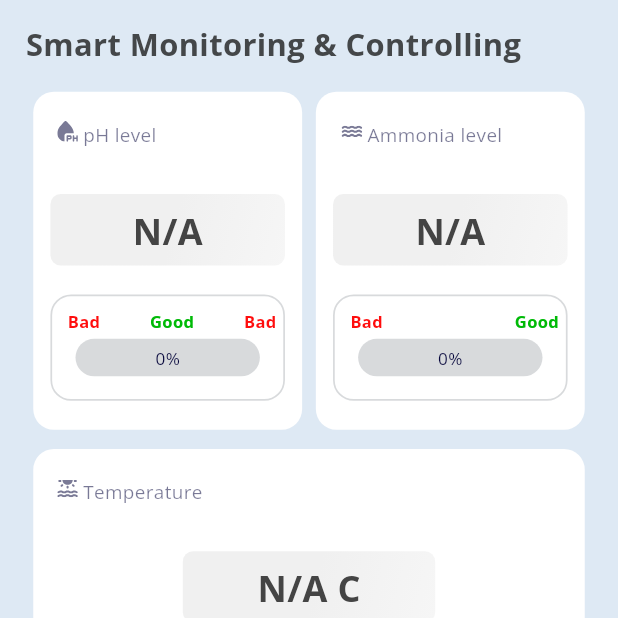
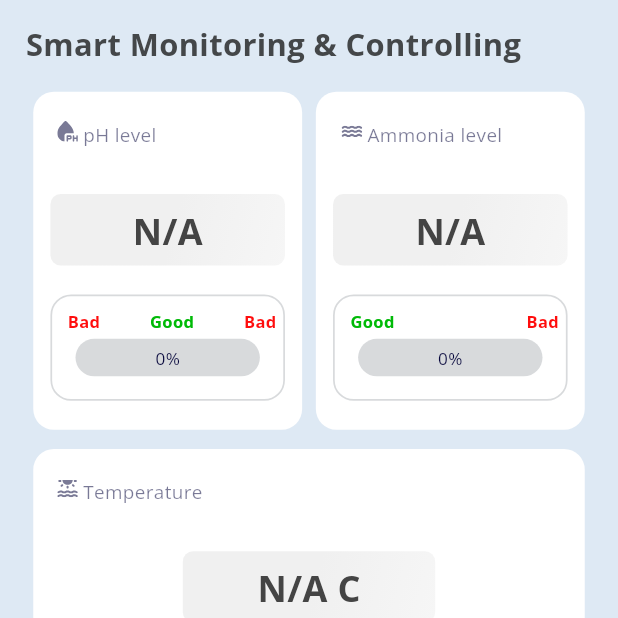
Before and after one commit to ZaeNau/TA-Capstone-Project_AquaKoi, a Flutter app: the DashboardScreen screen opened by its route, on a phone screen of 412 x 824 dp, the top half of it. Run offline on Flutter 3.47's test engine with Material 3 defaults, Android fonts, the phone set to English and light mode, and no system bars; drawn by our look-alikes of getwidget; our stand-ins replace cached_network_image, firebase_auth, firebase_core, firebase_database, firebase_messaging, flutter_svg and 5 more; accounts and stored records are empty.

Commit message:
fixing typo

```diff
--- a/AquaKoi_main/lib/Presentation/dashboard_screen.dart
+++ b/AquaKoi_main/lib/Presentation/dashboard_screen.dart
@@ -697,7 +697,7 @@ class _DashboardScreenState extends State<DashboardScreen> {
 
     // Determine progress bar color based on the percentage
     Color barColor;
-    if (ammoniaPercentageClamped > 0.2 || ammoniaPercentageClamped < 0.15) {
+    if (ammoniaPercentageClamped > 0.2 || ammoniaPercentageClamped < 0) {
       barColor = Colors.red;
     } else {
       barColor = Colors.green;
@@ -799,20 +799,20 @@ class _DashboardScreenState extends State<DashboardScreen> {
                             child: Row(
                               mainAxisAlignment: MainAxisAlignment.spaceBetween,
                               children: [
+                                  Text(
+                                  "Good",
+                                  style: CustomTextStyles.googleSansGreenA700
+                                      .copyWith(
+                                    color: appTheme.greenA700,
+                                    fontSize: 11.0, // Adjust the font size here
+                                  ),
+                                ),
                                 Text(
                                   "Bad",
                                   style: CustomTextStyles
                                       .googleSansSecondaryContainer
                                       .copyWith(
                                     color: theme.colorScheme.secondaryContainer,
-                                    fontSize: 11.0, // Adjust the font size here
-                                  ),
-                                ),
-                                Text(
-                                  "Good",
-                                  style: CustomTextStyles.googleSansGreenA700
-                                      .copyWith(
-                                    color: appTheme.greenA700,
                                     fontSize: 11.0, // Adjust the font size here
                                   ),
                                 ),
@@ -1379,8 +1379,8 @@ class _DashboardScreenState extends State<DashboardScreen> {
               ),
             ),
             SizedBox(height: 10.v),
-            _buildParameterInfoRow("Temperature:", "24°C - 28°C"),
-            _buildParameterInfoRow("TDS:", "No more than 150"),
+            _buildParameterInfoRow("Temperature:", "20°C - 28°C"),
+            _buildParameterInfoRow("TDS:", "100 - 500 ppm"),
             _buildParameterInfoRow("pH:", "6.5 - 8.0"),
             _buildParameterInfoRow("Ammonia:", "No more than 0.2 mg/L"),
             _buildParameterInfoRow("Turbidity:", "5 - 37 NTU"),
--- a/AquaKoi_main/lib/Presentation/panduan_screen.dart
+++ b/AquaKoi_main/lib/Presentation/panduan_screen.dart
@@ -64,8 +64,8 @@ class _PanduanScreenState extends State<PanduanScreen> {
                 "assets/images/panduan (5).png",
                 """Panduan 5
                 \n •	Controlling Kualitas Air pada halaman dashboard
-                \n1.	Untuk mengatur suhu air, gunakan tombol untuk mengaktifkan atau menonaktifkan “Heater” dan “Cooler”.
-                \n2.	Untuk mengatur total dissolved water(TDS) dan kekeruhan (turbidity), gunakan tombol untuk mengaktifkan atau menonaktifkan “Filter”.""",
+                \n1.  Kondisi menyala atau tidak “Heater” dan “Cooler” akan ter-display jika terjadi abnormal pada paramater.
+                \n2.	Kondisi menyala atau tidak “Filter” akan ter-display jika terjadi abnormal pada Turbidity atau TDS.""",
               ),
               SizedBox(height: 12),
               _buildPanduanImageWithText(
```
